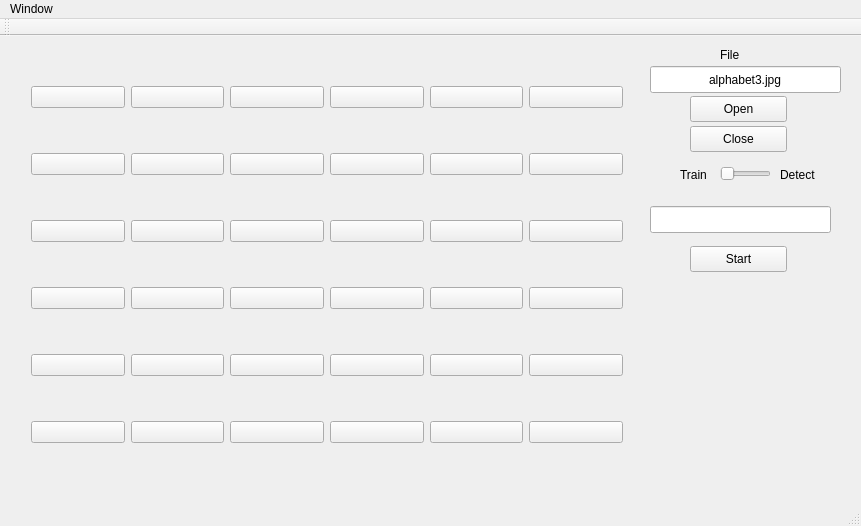
Qt form Programme_Test/Test_Neural_Network/mainwindow.ui (cdumonde/Neural-Network-Project) before a commit.
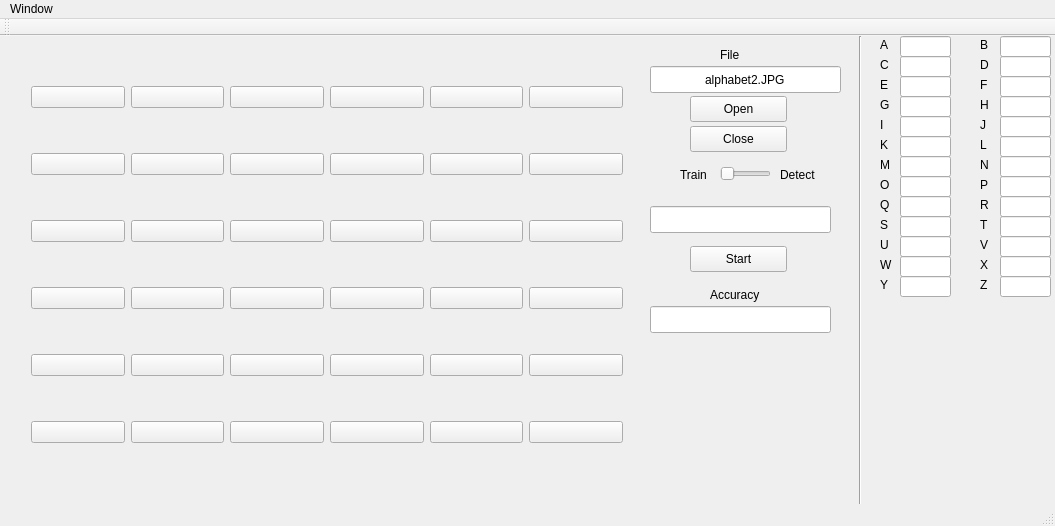
The same form after that commit.

Diff of the .ui file:
```diff
--- a/Programme_Test/Test_Neural_Network/mainwindow.ui
+++ b/Programme_Test/Test_Neural_Network/mainwindow.ui
@@ -6,7 +6,7 @@
    <rect>
     <x>0</x>
     <y>0</y>
-    <width>861</width>
+    <width>1055</width>
     <height>526</height>
    </rect>
   </property>
@@ -814,7 +814,7 @@
      </rect>
     </property>
     <property name="text">
-     <string>alphabet3.jpg</string>
+     <string>alphabet2.JPG</string>
     </property>
     <property name="alignment">
      <set>Qt::AlignCenter</set>
@@ -833,13 +833,734 @@
      <string>File</string>
     </property>
    </widget>
+   <widget class="QLabel" name="label_4">
+    <property name="geometry">
+     <rect>
+      <x>710</x>
+      <y>250</y>
+      <width>67</width>
+      <height>17</height>
+     </rect>
+    </property>
+    <property name="text">
+     <string>Accuracy</string>
+    </property>
+   </widget>
+   <widget class="QLineEdit" name="lineEdit_3">
+    <property name="geometry">
+     <rect>
+      <x>650</x>
+      <y>270</y>
+      <width>181</width>
+      <height>27</height>
+     </rect>
+    </property>
+    <property name="text">
+     <string/>
+    </property>
+    <property name="alignment">
+     <set>Qt::AlignCenter</set>
+    </property>
+   </widget>
+   <widget class="Line" name="line">
+    <property name="geometry">
+     <rect>
+      <x>850</x>
+      <y>0</y>
+      <width>20</width>
+      <height>491</height>
+     </rect>
+    </property>
+    <property name="orientation">
+     <enum>Qt::Vertical</enum>
+    </property>
+   </widget>
+   <widget class="QLabel" name="label_5">
+    <property name="geometry">
+     <rect>
+      <x>880</x>
+      <y>0</y>
+      <width>16</width>
+      <height>17</height>
+     </rect>
+    </property>
+    <property name="text">
+     <string>A</string>
+    </property>
+   </widget>
+   <widget class="QLineEdit" name="lineEdit_4">
+    <property name="geometry">
+     <rect>
+      <x>900</x>
+      <y>0</y>
+      <width>51</width>
+      <height>21</height>
+     </rect>
+    </property>
+    <property name="text">
+     <string/>
+    </property>
+   </widget>
+   <widget class="QLabel" name="label_6">
+    <property name="geometry">
+     <rect>
+      <x>980</x>
+      <y>0</y>
+      <width>16</width>
+      <height>17</height>
+     </rect>
+    </property>
+    <property name="text">
+     <string>B</string>
+    </property>
+   </widget>
+   <widget class="QLineEdit" name="lineEdit_5">
+    <property name="geometry">
+     <rect>
+      <x>1000</x>
+      <y>0</y>
+      <width>51</width>
+      <height>21</height>
+     </rect>
+    </property>
+    <property name="text">
+     <string/>
+    </property>
+   </widget>
+   <widget class="QLabel" name="label_7">
+    <property name="geometry">
+     <rect>
+      <x>880</x>
+      <y>20</y>
+      <width>16</width>
+      <height>17</height>
+     </rect>
+    </property>
+    <property name="text">
+     <string>C</string>
+    </property>
+   </widget>
+   <widget class="QLineEdit" name="lineEdit_6">
+    <property name="geometry">
+     <rect>
+      <x>900</x>
+      <y>20</y>
+      <width>51</width>
+      <height>21</height>
+     </rect>
+    </property>
+    <property name="text">
+     <string/>
+    </property>
+   </widget>
+   <widget class="QLabel" name="label_8">
+    <property name="geometry">
+     <rect>
+      <x>980</x>
+      <y>20</y>
+      <width>16</width>
+      <height>17</height>
+     </rect>
+    </property>
+    <property name="text">
+     <string>D</string>
+    </property>
+   </widget>
+   <widget class="QLineEdit" name="lineEdit_7">
+    <property name="geometry">
+     <rect>
+      <x>1000</x>
+      <y>20</y>
+      <width>51</width>
+      <height>21</height>
+     </rect>
+    </property>
+    <property name="text">
+     <string/>
+    </property>
+   </widget>
+   <widget class="QLabel" name="label_9">
+    <property name="geometry">
+     <rect>
+      <x>880</x>
+      <y>40</y>
+      <width>16</width>
+      <height>17</height>
+     </rect>
+    </property>
+    <property name="text">
+     <string>E</string>
+    </property>
+   </widget>
+   <widget class="QLineEdit" name="lineEdit_8">
+    <property name="geometry">
+     <rect>
+      <x>900</x>
+      <y>40</y>
+      <width>51</width>
+      <height>21</height>
+     </rect>
+    </property>
+    <property name="text">
+     <string/>
+    </property>
+   </widget>
+   <widget class="QLabel" name="label_10">
+    <property name="geometry">
+     <rect>
+      <x>980</x>
+      <y>40</y>
+      <width>16</width>
+      <height>17</height>
+     </rect>
+    </property>
+    <property name="text">
+     <string>F</string>
+    </property>
+   </widget>
+   <widget class="QLineEdit" name="lineEdit_9">
+    <property name="geometry">
+     <rect>
+      <x>1000</x>
+      <y>40</y>
+      <width>51</width>
+      <height>21</height>
+     </rect>
+    </property>
+    <property name="text">
+     <string/>
+    </property>
+   </widget>
+   <widget class="QLabel" name="label_11">
+    <property name="geometry">
+     <rect>
+      <x>880</x>
+      <y>60</y>
+      <width>16</width>
+      <height>17</height>
+     </rect>
+    </property>
+    <property name="text">
+     <string>G</string>
+    </property>
+   </widget>
+   <widget class="QLineEdit" name="lineEdit_10">
+    <property name="geometry">
+     <rect>
+      <x>900</x>
+      <y>60</y>
+      <width>51</width>
+      <height>21</height>
+     </rect>
+    </property>
+    <property name="text">
+     <string/>
+    </property>
+   </widget>
+   <widget class="QLabel" name="label_12">
+    <property name="geometry">
+     <rect>
+      <x>980</x>
+      <y>60</y>
+      <width>16</width>
+      <height>17</height>
+     </rect>
+    </property>
+    <property name="text">
+     <string>H</string>
+    </property>
+   </widget>
+   <widget class="QLineEdit" name="lineEdit_11">
+    <property name="geometry">
+     <rect>
+      <x>1000</x>
+      <y>60</y>
+      <width>51</width>
+      <height>21</height>
+     </rect>
+    </property>
+    <property name="text">
+     <string/>
+    </property>
+   </widget>
+   <widget class="QLabel" name="label_13">
+    <property name="geometry">
+     <rect>
+      <x>880</x>
+      <y>80</y>
+      <width>16</width>
+      <height>17</height>
+     </rect>
+    </property>
+    <property name="text">
+     <string>I</string>
+    </property>
+    <property name="alignment">
+     <set>Qt::AlignLeading|Qt::AlignLeft|Qt::AlignVCenter</set>
+    </property>
+   </widget>
+   <widget class="QLineEdit" name="lineEdit_12">
+    <property name="geometry">
+     <rect>
+      <x>900</x>
+      <y>80</y>
+      <width>51</width>
+      <height>21</height>
+     </rect>
+    </property>
+    <property name="text">
+     <string/>
+    </property>
+   </widget>
+   <widget class="QLabel" name="label_14">
+    <property name="geometry">
+     <rect>
+      <x>980</x>
+      <y>80</y>
+      <width>16</width>
+      <height>17</height>
+     </rect>
+    </property>
+    <property name="text">
+     <string>J</string>
+    </property>
+   </widget>
+   <widget class="QLineEdit" name="lineEdit_13">
+    <property name="geometry">
+     <rect>
+      <x>1000</x>
+      <y>80</y>
+      <width>51</width>
+      <height>21</height>
+     </rect>
+    </property>
+    <property name="text">
+     <string/>
+    </property>
+   </widget>
+   <widget class="QLabel" name="label_15">
+    <property name="geometry">
+     <rect>
+      <x>880</x>
+      <y>100</y>
+      <width>16</width>
+      <height>17</height>
+     </rect>
+    </property>
+    <property name="text">
+     <string>K</string>
+    </property>
+   </widget>
+   <widget class="QLineEdit" name="lineEdit_14">
+    <property name="geometry">
+     <rect>
+      <x>900</x>
+      <y>100</y>
+      <width>51</width>
+      <height>21</height>
+     </rect>
+    </property>
+    <property name="text">
+     <string/>
+    </property>
+   </widget>
+   <widget class="QLabel" name="label_16">
+    <property name="geometry">
+     <rect>
+      <x>980</x>
+      <y>100</y>
+      <width>16</width>
+      <height>17</height>
+     </rect>
+    </property>
+    <property name="text">
+     <string>L</string>
+    </property>
+   </widget>
+   <widget class="QLineEdit" name="lineEdit_15">
+    <property name="geometry">
+     <rect>
+      <x>1000</x>
+      <y>100</y>
+      <width>51</width>
+      <height>21</height>
+     </rect>
+    </property>
+    <property name="text">
+     <string/>
+    </property>
+   </widget>
+   <widget class="QLabel" name="label_17">
+    <property name="geometry">
+     <rect>
+      <x>880</x>
+      <y>120</y>
+      <width>16</width>
+      <height>17</height>
+     </rect>
+    </property>
+    <property name="text">
+     <string>M</string>
+    </property>
+   </widget>
+   <widget class="QLineEdit" name="lineEdit_16">
+    <property name="geometry">
+     <rect>
+      <x>900</x>
+      <y>120</y>
+      <width>51</width>
+      <height>21</height>
+     </rect>
+    </property>
+    <property name="text">
+     <string/>
+    </property>
+   </widget>
+   <widget class="QLabel" name="label_18">
+    <property name="geometry">
+     <rect>
+      <x>980</x>
+      <y>120</y>
+      <width>16</width>
+      <height>17</height>
+     </rect>
+    </property>
+    <property name="text">
+     <string>N</string>
+    </property>
+   </widget>
+   <widget class="QLineEdit" name="lineEdit_17">
+    <property name="geometry">
+     <rect>
+      <x>1000</x>
+      <y>120</y>
+      <width>51</width>
+      <height>21</height>
+     </rect>
+    </property>
+    <property name="text">
+     <string/>
+    </property>
+   </widget>
+   <widget class="QLabel" name="label_19">
+    <property name="geometry">
+     <rect>
+      <x>880</x>
+      <y>140</y>
+      <width>16</width>
+      <height>17</height>
+     </rect>
+    </property>
+    <property name="text">
+     <string>O</string>
+    </property>
+   </widget>
+   <widget class="QLineEdit" name="lineEdit_18">
+    <property name="geometry">
+     <rect>
+      <x>900</x>
+      <y>140</y>
+      <width>51</width>
+      <height>21</height>
+     </rect>
+    </property>
+    <property name="text">
+     <string/>
+    </property>
+   </widget>
+   <widget class="QLabel" name="label_20">
+    <property name="geometry">
+     <rect>
+      <x>980</x>
+      <y>140</y>
+      <width>16</width>
+      <height>17</height>
+     </rect>
+    </property>
+    <property name="text">
+     <string>P</string>
+    </property>
+   </widget>
+   <widget class="QLineEdit" name="lineEdit_19">
+    <property name="geometry">
+     <rect>
+      <x>1000</x>
+      <y>140</y>
+      <width>51</width>
+      <height>21</height>
+     </rect>
+    </property>
+    <property name="text">
+     <string/>
+    </property>
+   </widget>
+   <widget class="QLabel" name="label_21">
+    <property name="geometry">
+     <rect>
+      <x>880</x>
+      <y>160</y>
+      <width>16</width>
+      <height>17</height>
+     </rect>
+    </property>
+    <property name="text">
+     <string>Q</string>
+    </property>
+   </widget>
+   <widget class="QLineEdit" name="lineEdit_20">
+    <property name="geometry">
+     <rect>
+      <x>900</x>
+      <y>160</y>
+      <width>51</width>
+      <height>21</height>
+     </rect>
+    </property>
+    <property name="text">
+     <string/>
+    </property>
+   </widget>
+   <widget class="QLabel" name="label_22">
+    <property name="geometry">
+     <rect>
+      <x>980</x>
+      <y>160</y>
+      <width>16</width>
+      <height>17</height>
+     </rect>
+    </property>
+    <property name="text">
+     <string>R</string>
+    </property>
+   </widget>
+   <widget class="QLineEdit" name="lineEdit_21">
+    <property name="geometry">
+     <rect>
+      <x>1000</x>
+      <y>160</y>
+      <width>51</width>
+      <height>21</height>
+     </rect>
+    </property>
+    <property name="text">
+     <string/>
+    </property>
+   </widget>
+   <widget class="QLabel" name="label_23">
+    <property name="geometry">
+     <rect>
+      <x>880</x>
+      <y>180</y>
+      <width>16</width>
+      <height>17</height>
+     </rect>
+    </property>
+    <property name="text">
+     <string>S</string>
+    </property>
+   </widget>
+   <widget class="QLineEdit" name="lineEdit_22">
+    <property name="geometry">
+     <rect>
+      <x>900</x>
+      <y>180</y>
+      <width>51</width>
+      <height>21</height>
+     </rect>
+    </property>
+    <property name="text">
+     <string/>
+    </property>
+   </widget>
+   <widget class="QLabel" name="label_24">
+    <property name="geometry">
+     <rect>
+      <x>980</x>
+      <y>180</y>
+      <width>16</width>
+      <height>17</height>
+     </rect>
+    </property>
+    <property name="text">
+     <string>T</string>
+    </property>
+   </widget>
+   <widget class="QLineEdit" name="lineEdit_23">
+    <property name="geometry">
+     <rect>
+      <x>1000</x>
+      <y>180</y>
+      <width>51</width>
+      <height>21</height>
+     </rect>
+    </property>
+    <property name="text">
+     <string/>
+    </property>
+   </widget>
+   <widget class="QLabel" name="label_25">
+    <property name="geometry">
+     <rect>
+      <x>880</x>
+      <y>200</y>
+      <width>16</width>
+      <height>17</height>
+     </rect>
+    </property>
+    <property name="text">
+     <string>U</string>
+    </property>
+   </widget>
+   <widget class="QLineEdit" name="lineEdit_24">
+    <property name="geometry">
+     <rect>
+      <x>900</x>
+      <y>200</y>
+      <width>51</width>
+      <height>21</height>
+     </rect>
+    </property>
+    <property name="text">
+     <string/>
+    </property>
+   </widget>
+   <widget class="QLabel" name="label_26">
+    <property name="geometry">
+     <rect>
+      <x>980</x>
+      <y>200</y>
+      <width>16</width>
+      <height>17</height>
+     </rect>
+    </property>
+    <property name="text">
+     <string>V</string>
+    </property>
+   </widget>
+   <widget class="QLineEdit" name="lineEdit_25">
+    <property name="geometry">
+     <rect>
+      <x>1000</x>
+      <y>200</y>
+      <width>51</width>
+      <height>21</height>
+     </rect>
+    </property>
+    <property name="text">
+     <string/>
+    </property>
+   </widget>
+   <widget class="QLabel" name="label_27">
+    <property name="geometry">
+     <rect>
+      <x>880</x>
+      <y>220</y>
+      <width>16</width>
+      <height>17</height>
+     </rect>
+    </property>
+    <property name="text">
+     <string>W</string>
+    </property>
+   </widget>
+   <widget class="QLineEdit" name="lineEdit_26">
+    <property name="geometry">
+     <rect>
+      <x>900</x>
+      <y>220</y>
+      <width>51</width>
+      <height>21</height>
+     </rect>
+    </property>
+    <property name="text">
+     <string/>
+    </property>
+   </widget>
+   <widget class="QLabel" name="label_28">
+    <property name="geometry">
+     <rect>
+      <x>980</x>
+      <y>220</y>
+      <width>16</width>
+      <height>17</height>
+     </rect>
+    </property>
+    <property name="text">
+     <string>X</string>
+    </property>
+   </widget>
+   <widget class="QLineEdit" name="lineEdit_27">
+    <property name="geometry">
+     <rect>
+      <x>1000</x>
+      <y>220</y>
+      <width>51</width>
+      <height>21</height>
+     </rect>
+    </property>
+    <property name="text">
+     <string/>
+    </property>
+   </widget>
+   <widget class="QLabel" name="label_29">
+    <property name="geometry">
+     <rect>
+      <x>880</x>
+      <y>240</y>
+      <width>16</width>
+      <height>17</height>
+     </rect>
+    </property>
+    <property name="text">
+     <string>Y</string>
+    </property>
+   </widget>
+   <widget class="QLineEdit" name="lineEdit_28">
+    <property name="geometry">
+     <rect>
+      <x>900</x>
+      <y>240</y>
+      <width>51</width>
+      <height>21</height>
+     </rect>
+    </property>
+    <property name="text">
+     <string/>
+    </property>
+   </widget>
+   <widget class="QLabel" name="label_30">
+    <property name="geometry">
+     <rect>
+      <x>980</x>
+      <y>240</y>
+      <width>16</width>
+      <height>17</height>
+     </rect>
+    </property>
+    <property name="text">
+     <string>Z</string>
+    </property>
+   </widget>
+   <widget class="QLineEdit" name="lineEdit_29">
+    <property name="geometry">
+     <rect>
+      <x>1000</x>
+      <y>240</y>
+      <width>51</width>
+      <height>21</height>
+     </rect>
+    </property>
+    <property name="text">
+     <string/>
+    </property>
+   </widget>
   </widget>
   <widget class="QMenuBar" name="menuBar">
    <property name="geometry">
     <rect>
      <x>0</x>
      <y>0</y>
-     <width>861</width>
+     <width>1055</width>
      <height>25</height>
     </rect>
    </property>
```
